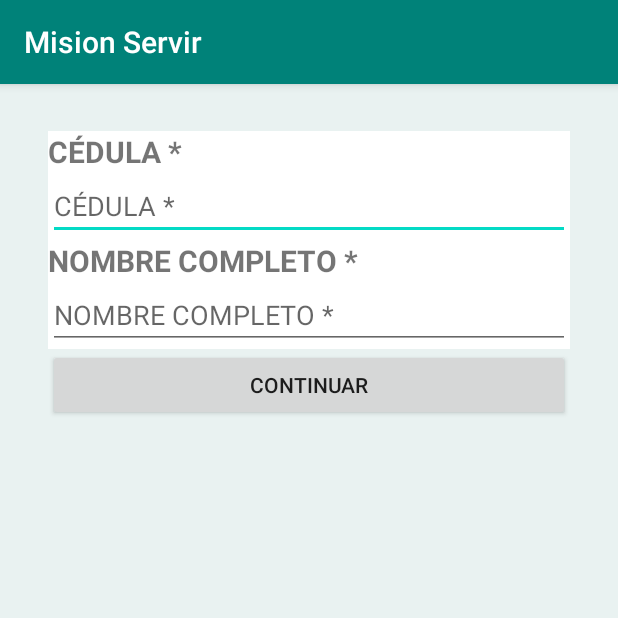
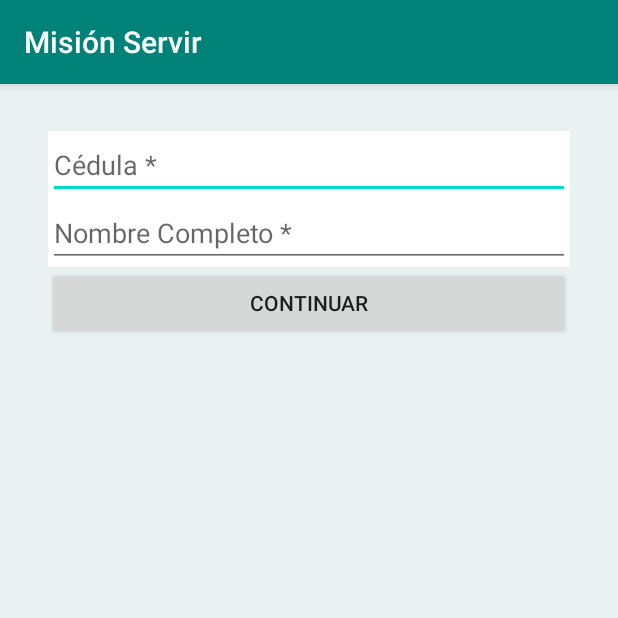
Before and after one commit to Genuba/mision-servi, an Android app: the PersonaForm screen opened directly, with no data from a screen before it, on a phone screen of 412 x 824 dp, the top half of it. Run offline under Robolectric (Android 15) with nearby library versions, the phone set to English and light mode, and no system bars.

```diff
--- a/app/src/main/res/layout/activity_persona_form.xml
+++ b/app/src/main/res/layout/activity_persona_form.xml
@@ -29,39 +29,22 @@
                 android:background="#FFFFFF"
                 android:orientation="vertical">
 
-                <TextView
-                    android:id="@+id/textView1"
-                    android:layout_width="wrap_content"
-                    android:layout_height="wrap_content"
-                    android:text="@string/cedula"
-                    android:textSize="20sp"
-                    android:textStyle="bold" />
-
-                <EditText
+                 <EditText
                     android:id="@+id/cedula"
                     android:layout_width="match_parent"
                     android:layout_height="wrap_content"
                     android:autofillHints="username"
                     android:inputType="number"
                     android:maxLength="30"
-                    android:hint="@string/cedula"
-                    android:layout_below="@id/textView1" />
+                    android:hint="@string/cedula"/>
 
-                <TextView
-                    android:id="@+id/textView3"
-                    android:layout_width="wrap_content"
-                    android:layout_height="wrap_content"
-                    android:layout_below="@id/cedula"
-                    android:text="@string/nombreCompleto"
-                    android:textSize="20sp"
-                    android:textStyle="bold"
-                    />
+
 
                 <EditText
                     android:id="@+id/nombre"
                     android:layout_width="match_parent"
                     android:layout_height="wrap_content"
-                    android:layout_below="@id/textView3"
+                    android:layout_below="@id/cedula"
                     android:autofillHints="username"
                     android:maxLines="1"
                     android:maxLength="150"
--- a/app/src/main/res/layout/custom_dialog.xml
+++ b/app/src/main/res/layout/custom_dialog.xml
@@ -24,7 +24,7 @@
         android:layout_width="wrap_content"
         android:layout_height="wrap_content"
         android:layout_marginTop="16dp"
-        android:text="Cargando..."
+        android:text="Enviando Encuesta..."
         android:textSize="20dp"
         app:layout_constraintEnd_toEndOf="parent"
         app:layout_constraintHorizontal_bias="0.543"
--- a/app/src/main/res/values/strings.xml
+++ b/app/src/main/res/values/strings.xml
@@ -1,7 +1,7 @@
 <resources>
-    <string name="app_name">Mision Servir</string>
-    <string name="cedula">CÉDULA *</string>
-    <string name="nombreCompleto">NOMBRE COMPLETO *</string>
+    <string name="app_name">Misión Servir</string>
+    <string name="cedula">Cédula *</string>
+    <string name="nombreCompleto">Nombre Completo *</string>
     <string name="continuar">Continuar</string>
     <string name="pregunta1">¿PRESENTA ALGUNO DE LOS SIGUIENTES SÍNTOMAS? *</string>
     <string name="pregunta2">Malestar o dolor de garganta</string>
```
